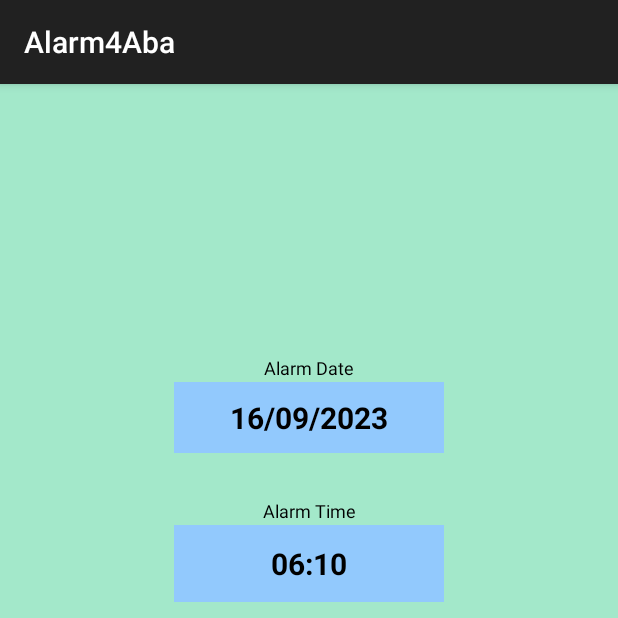
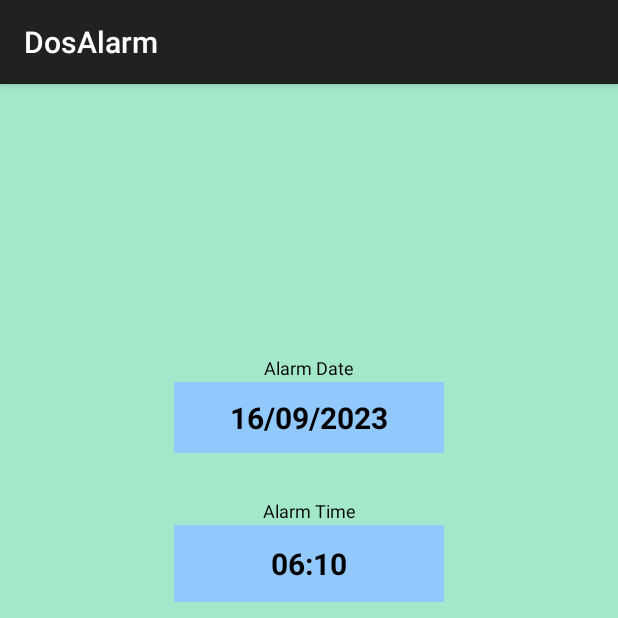
Before and after one commit to binyaf/alarm4aba, an Android app: the screen it shows after launch (SetAlarmActivity), after a tap on "Add Alarm", on a phone screen of 412 x 824 dp, the top half of it. Run offline under Robolectric (Android 15) with nearby library versions, the phone set to English and light mode, and no system bars; libraries missing offline, so code that uses them is left out: com.kosherjava.zmanim; pictures from the network do not load.

Commit message:
changed app name + fixed warnings

```diff
--- a/app/src/main/java/com/alarms/myalarm/activity/MainActivity.java
+++ b/app/src/main/java/com/alarms/myalarm/activity/MainActivity.java
@@ -50,7 +50,6 @@ public class MainActivity extends AppCompatActivity {
     private Button editAlarmBtn;
     private Button deleteAlarmBtn;
 
-    private Button addAlarmBtn;
 
     private AlarmManager alarmManager;
 
@@ -59,10 +58,11 @@ public class MainActivity extends AppCompatActivity {
     private LinearLayout linearLayout;
 
     private AlarmsPersistService alarmsPersistService;
-    private final int MAX_ALARMS = 4;
+    public static final int MAX_ALARMS = 4;
 
     @Override
     protected void onCreate(Bundle savedInstanceState) {
+
         locationService = new LocationService();
         alarmsPersistService = new AlarmsPersistService(getApplicationContext());
         Log.d("MainActivity", "onCreate");
@@ -71,7 +71,7 @@ public class MainActivity extends AppCompatActivity {
 
         deleteAlarmBtn = findViewById(R.id.deleteAlarmBtn);
         editAlarmBtn = findViewById(R.id.editAlarmBtn);
-        addAlarmBtn = findViewById(R.id.addAdditionAlarmBtn);
+        Button addAlarmBtn = findViewById(R.id.addAdditionAlarmBtn);
         linearLayout = findViewById(R.id.alarmsLayout);
 
         Map<Integer, Alarm> allAlarms = alarmsPersistService.getAlarms();
@@ -91,7 +91,9 @@ public class MainActivity extends AppCompatActivity {
 
         for (Integer alarmId : allAlarms.keySet()) {
             Alarm alarm = allAlarms.get(alarmId);
-            createTextViewForAlarm(alarm, allAlarms, layoutParams);
+            if (alarm != null) {
+                createTextViewForAlarm(alarm, allAlarms, layoutParams);
+            }
         }
 
         addAlarmBtn.setOnClickListener(v -> {
@@ -325,7 +327,7 @@ public class MainActivity extends AppCompatActivity {
     }
 
     private String prepareAlarmDetailsText(Alarm alarm) {
-        DateTimesFormats formats = new DateTimesFormats();
+
         Calendar alarmDate = alarm.getDateAndTime();
 
         JewishDate jd = new JewishDate(alarmDate);
@@ -334,9 +336,9 @@ public class MainActivity extends AppCompatActivity {
         String hebrewDate = hdf.format(jd);
 
         String text = "<br><font color=" + Color.GRAY + "  size=3 >&nbsp;Alarm will start at: </font><br>" +
-                "<font size=30 color=" + Color.BLACK + ">&nbsp;<b> " + formats.dateFormat.format(alarmDate.getTime()) +
+                "<font size=30 color=" + Color.BLACK + ">&nbsp;<b> " + DateTimesFormats.dateFormat.format(alarmDate.getTime()) +
                 "&nbsp;&nbsp;&nbsp;&nbsp;&nbsp;&nbsp;&nbsp;&nbsp;</b>" + hebrewDate + "</b>" +
-                "</b>\"&nbsp;&nbsp;&nbsp;&nbsp;&nbsp;&nbsp;&nbsp;&nbsp;<b>" + formats.timeFormat.format(alarmDate.getTime()) + "</b>" +
+                "</b>\"&nbsp;&nbsp;&nbsp;&nbsp;&nbsp;&nbsp;&nbsp;&nbsp;<b>" + DateTimesFormats.timeFormat.format(alarmDate.getTime()) + "</b>" +
                 "</font><br>";
 
         if (alarm.getType() == AlarmType.MINCHA) {
@@ -379,14 +381,13 @@ public class MainActivity extends AppCompatActivity {
         long sunset  = zcal.getSunset().getTime();
 
         DateFormat timeFormat = DateTimesFormats.timeFormat;
-        String times =
+        return
                 "<br> Latest Shema MGA: " + timeFormat.format(szMGA) + "<br><br>" +
                         " Latest Shema GRA: " + timeFormat.format(szGRA) + "<br><br>" +
                         " Latest Shachris MGA: " + timeFormat.format(szTfilaMGA) + "<br><br>" +
                         " Latest Shachris  GRA: " + timeFormat.format(szTfilaGRA) + "<br><br>" +
                         " Midday: " + timeFormat.format(midDay) + "<br><br>" +
                         " Sunset: " + timeFormat.format(sunset);
-        return times;
     }
 
 }
--- a/app/src/main/java/com/alarms/myalarm/activity/SetAlarmActivity.java
+++ b/app/src/main/java/com/alarms/myalarm/activity/SetAlarmActivity.java
@@ -26,6 +26,7 @@ import com.alarms.myalarm.types.IntentKeys;
 import java.text.DateFormat;
 import java.text.SimpleDateFormat;
 import java.util.Calendar;
+import java.util.Locale;
 import java.util.Map;
 import java.util.UUID;
 
@@ -37,9 +38,9 @@ public class SetAlarmActivity extends AppCompatActivity {
 
     private TextView dateText;
     private TextView timeText;
-    private final DateFormat dateFormat = new SimpleDateFormat("dd/MM/YYY");
-    private final DateFormat timeFormat = new SimpleDateFormat("HH:mm");
-    private final DateFormat dateTimeFormat = new SimpleDateFormat("dd/MM/YYY HH:mm:ss");
+    private final DateFormat dateFormat = new SimpleDateFormat("dd/MM/yyy", Locale.US);
+    private final DateFormat timeFormat = new SimpleDateFormat("HH:mm", Locale.US);
+    private final DateFormat dateTimeFormat = new SimpleDateFormat("dd/MM/yy HH:mm:ss", Locale.US);
     private NumberPicker numberPicker;
 
     private AlarmsPersistService alarmsPersistService;
--- a/app/src/main/java/com/alarms/myalarm/tools/AlarmsPersistService.java
+++ b/app/src/main/java/com/alarms/myalarm/tools/AlarmsPersistService.java
@@ -13,8 +13,9 @@ import java.util.Map;
 
 public class AlarmsPersistService {
 
-    private Gson gson;
-    private Context context;
+    private final Gson gson;
+    private final Context context;
+
     public AlarmsPersistService(Context context) {
         this.context = context;
         this.gson = new Gson();
@@ -29,7 +30,6 @@ public class AlarmsPersistService {
         Map<Integer, Alarm> allAlarms = new HashMap<>();
 
         if (!alarmsJson.isEmpty()) {
-            Gson gson = new Gson();
             Type listType = new TypeToken<Map<Integer, Alarm>>() {}.getType();
             allAlarms = gson.fromJson(alarmsJson, listType);
         }
@@ -39,7 +39,7 @@ public class AlarmsPersistService {
     public void saveAlarms(Map<Integer, Alarm> allAlarms) {
         SharedPreferences preferences = context.getSharedPreferences("MyPrefs", Context.MODE_PRIVATE);
         SharedPreferences.Editor editor = preferences.edit();
-        String json = new Gson().toJson(allAlarms);
+        String json = gson.toJson(allAlarms);
         editor.putString("alarms", json);
         editor.apply();
     }
--- a/app/src/main/res/values/strings.xml
+++ b/app/src/main/res/values/strings.xml
@@ -1,6 +1,6 @@
 <?xml version="1.0" encoding="utf-8"?>
 <resources>
-    <string name="app_name">Alarm4Aba</string>
+    <string name="app_name">DosAlarm</string>
     <string name="save">Save</string>
     <string name="create">Create Alarm</string>
     <string name="createMincha">Mincha Reminder</string>
@@ -24,7 +24,7 @@
     <string name="restricted_mode_description">Restricted Mode</string>
     <string name="prefs_enable_stats">prefs_enable_stats</string>
     <string name="enable_stats">Enable stats for nerds</string>
-    <string name="todaysZmanim">Todays Zemanim</string>
+    <string name="todaysZmanim">Today\'s Zemanim</string>
 
     <string-array name="pref_upload_quality_entries">
         <item>360p</item>
```
